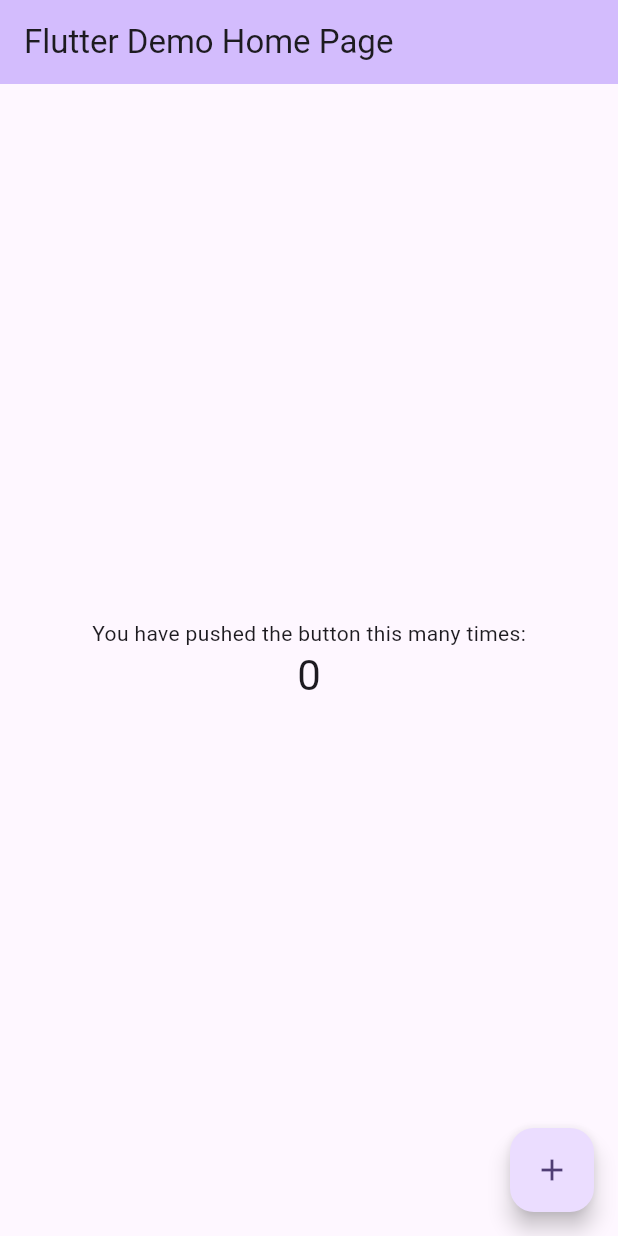
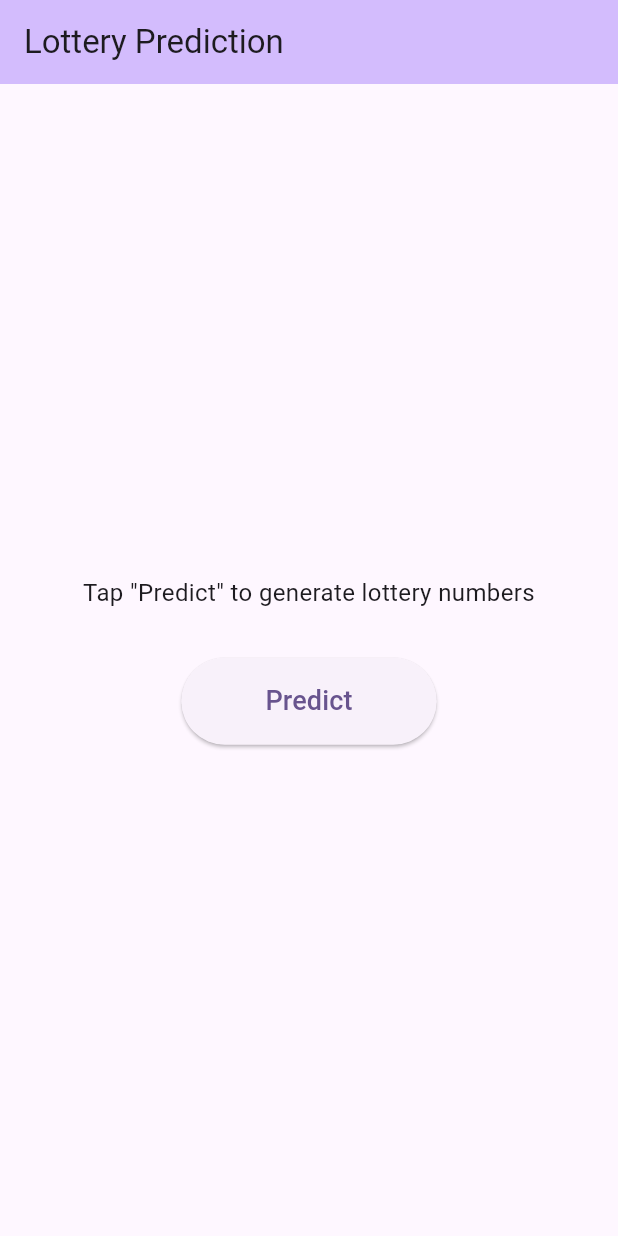
Before and after one commit to calvinxxw/bicolor, a Flutter app: the screen it shows after launch, on a phone screen of 412 x 824 dp. Run offline on Flutter 3.47's test engine with Material 3 defaults, Android fonts, the phone set to English and light mode, and no system bars; our stand-ins replace dio, sqflite; missing offline and left inert: tflite_flutter; accounts and stored records are empty.

Commit message:
feat: replace demo UI with prediction screen
Co-Authored-By: Claude Sonnet 4.5 <noreply@anthropic.com>

```diff
--- a/flutter_app/lib/main.dart
+++ b/flutter_app/lib/main.dart
@@ -1,4 +1,7 @@
 import 'package:flutter/material.dart';
+import 'services/prediction_service.dart';
+import 'models/prediction_result.dart';
+import 'widgets/ball_widget.dart';
 
 void main() {
   runApp(const MyApp());
@@ -7,116 +10,146 @@ void main() {
 class MyApp extends StatelessWidget {
   const MyApp({super.key});
 
-  // This widget is the root of your application.
   @override
   Widget build(BuildContext context) {
     return MaterialApp(
-      title: 'Flutter Demo',
+      title: 'Lottery Prediction',
       theme: ThemeData(
-        // This is the theme of your application.
-        //
-        // TRY THIS: Try running your application with "flutter run". You'll see
-        // the application has a purple toolbar. Then, without quitting the app,
-        // try changing the seedColor in the colorScheme below to Colors.green
-        // and then invoke "hot reload" (save your changes or press the "hot
-        // reload" button in a Flutter-supported IDE, or press "r" if you used
-        // the command line to start the app).
-        //
-        // Notice that the counter didn't reset back to zero; the application
-        // state is not lost during the reload. To reset the state, use hot
-        // restart instead.
-        //
-        // This works for code too, not just values: Most code changes can be
-        // tested with just a hot reload.
-        colorScheme: .fromSeed(seedColor: Colors.deepPurple),
+        colorScheme: ColorScheme.fromSeed(seedColor: Colors.deepPurple),
+        useMaterial3: true,
       ),
-      home: const MyHomePage(title: 'Flutter Demo Home Page'),
+      home: const PredictionScreen(),
     );
   }
 }
 
-class MyHomePage extends StatefulWidget {
-  const MyHomePage({super.key, required this.title});
-
-  // This widget is the home page of your application. It is stateful, meaning
-  // that it has a State object (defined below) that contains fields that affect
-  // how it looks.
-
-  // This class is the configuration for the state. It holds the values (in this
-  // case the title) provided by the parent (in this case the App widget) and
-  // used by the build method of the State. Fields in a Widget subclass are
-  // always marked "final".
-
-  final String title;
+class PredictionScreen extends StatefulWidget {
+  const PredictionScreen({super.key});
 
   @override
-  State<MyHomePage> createState() => _MyHomePageState();
+  State<PredictionScreen> createState() => _PredictionScreenState();
 }
 
-class _MyHomePageState extends State<MyHomePage> {
-  int _counter = 0;
+class _PredictionScreenState extends State<PredictionScreen> {
+  final PredictionService _service = PredictionService();
+  PredictionResult? _result;
+  bool _isLoading = false;
+  String? _errorMessage;
 
-  void _incrementCounter() {
+  @override
+  void dispose() {
+    _service.dispose();
+    super.dispose();
+  }
+
+  Future<void> _runPrediction() async {
     setState(() {
-      // This call to setState tells the Flutter framework that something has
-      // changed in this State, which causes it to rerun the build method below
-      // so that the display can reflect the updated values. If we changed
-      // _counter without calling setState(), then the build method would not be
-      // called again, and so nothing would appear to happen.
-      _counter++;
+      _isLoading = true;
+      _errorMessage = null;
     });
+
+    try {
+      final result = await _service.predict();
+      setState(() {
+        _result = result;
+        _isLoading = false;
+      });
+    } catch (e) {
+      setState(() {
+        _errorMessage = 'Error: $e';
+        _isLoading = false;
+      });
+      if (mounted) {
+        ScaffoldMessenger.of(context).showSnackBar(
+          SnackBar(content: Text('Prediction failed: $e')),
+        );
+      }
+    }
   }
 
   @override
   Widget build(BuildContext context) {
-    // This method is rerun every time setState is called, for instance as done
-    // by the _incrementCounter method above.
-    //
-    // The Flutter framework has been optimized to make rerunning build methods
-    // fast, so that you can just rebuild anything that needs updating rather
-    // than having to individually change instances of widgets.
     return Scaffold(
       appBar: AppBar(
-        // TRY THIS: Try changing the color here to a specific color (to
-        // Colors.amber, perhaps?) and trigger a hot reload to see the AppBar
-        // change color while the other colors stay the same.
         backgroundColor: Theme.of(context).colorScheme.inversePrimary,
-        // Here we take the value from the MyHomePage object that was created by
-        // the App.build method, and use it to set our appbar title.
-        title: Text(widget.title),
+        title: const Text('Lottery Prediction'),
       ),
       body: Center(
-        // Center is a layout widget. It takes a single child and positions it
-        // in the middle of the parent.
-        child: Column(
-          // Column is also a layout widget. It takes a list of children and
-          // arranges them vertically. By default, it sizes itself to fit its
-          // children horizontally, and tries to be as tall as its parent.
-          //
-          // Column has various properties to control how it sizes itself and
-          // how it positions its children. Here we use mainAxisAlignment to
-          // center the children vertically; the main axis here is the vertical
-          // axis because Columns are vertical (the cross axis would be
-          // horizontal).
-          //
-          // TRY THIS: Invoke "debug painting" (choose the "Toggle Debug Paint"
-          // action in the IDE, or press "p" in the console), to see the
-          // wireframe for each widget.
-          mainAxisAlignment: .center,
-          children: [
-            const Text('You have pushed the button this many times:'),
-            Text(
-              '$_counter',
-              style: Theme.of(context).textTheme.headlineMedium,
-            ),
-          ],
+        child: Padding(
+          padding: const EdgeInsets.all(16.0),
+          child: Column(
+            mainAxisAlignment: MainAxisAlignment.center,
+            children: [
+              if (_isLoading)
+                const CircularProgressIndicator()
+              else if (_result == null)
+                const Text(
+                  'Tap "Predict" to generate lottery numbers',
+                  style: TextStyle(fontSize: 16),
+                  textAlign: TextAlign.center,
+                )
+              else
+                _buildPredictionDisplay(),
+              const SizedBox(height: 32),
+              ElevatedButton(
+                onPressed: _isLoading ? null : _runPrediction,
+                child: const Padding(
+                  padding: EdgeInsets.symmetric(horizontal: 32, vertical: 16),
+                  child: Text('Predict', style: TextStyle(fontSize: 18)),
+                ),
+              ),
+              if (_errorMessage != null)
+                Padding(
+                  padding: const EdgeInsets.only(top: 16),
+                  child: Text(
+                    _errorMessage!,
+                    style: const TextStyle(color: Colors.red),
+                  ),
+                ),
+            ],
+          ),
         ),
-      ),
-      floatingActionButton: FloatingActionButton(
-        onPressed: _incrementCounter,
-        tooltip: 'Increment',
-        child: const Icon(Icons.add),
       ),
     );
   }
+
+  Widget _buildPredictionDisplay() {
+    return Column(
+      children: [
+        const Text(
+          'Red Balls',
+          style: TextStyle(fontSize: 18, fontWeight: FontWeight.bold),
+        ),
+        const SizedBox(height: 8),
+        Wrap(
+          spacing: 8,
+          children: _result!.redBalls
+              .map((ball) => BallWidget(number: ball.number))
+              .toList(),
+        ),
+        const SizedBox(height: 8),
+        Wrap(
+          spacing: 8,
+          children: _result!.redBalls
+              .map((ball) => Text(
+                    '${(ball.confidence * 100).toStringAsFixed(1)}%',
+                    style: const TextStyle(fontSize: 12),
+                  ))
+              .toList(),
+        ),
+        const SizedBox(height: 24),
+        const Text(
+          'Blue Ball',
+          style: TextStyle(fontSize: 18, fontWeight: FontWeight.bold),
+        ),
+        const SizedBox(height: 8),
+        BallWidget(number: _result!.blueBall.number, isBlue: true),
+        const SizedBox(height: 8),
+        Text(
+          '${(_result!.blueBall.confidence * 100).toStringAsFixed(1)}%',
+          style: const TextStyle(fontSize: 12),
+        ),
+      ],
+    );
+  }
 }
```
